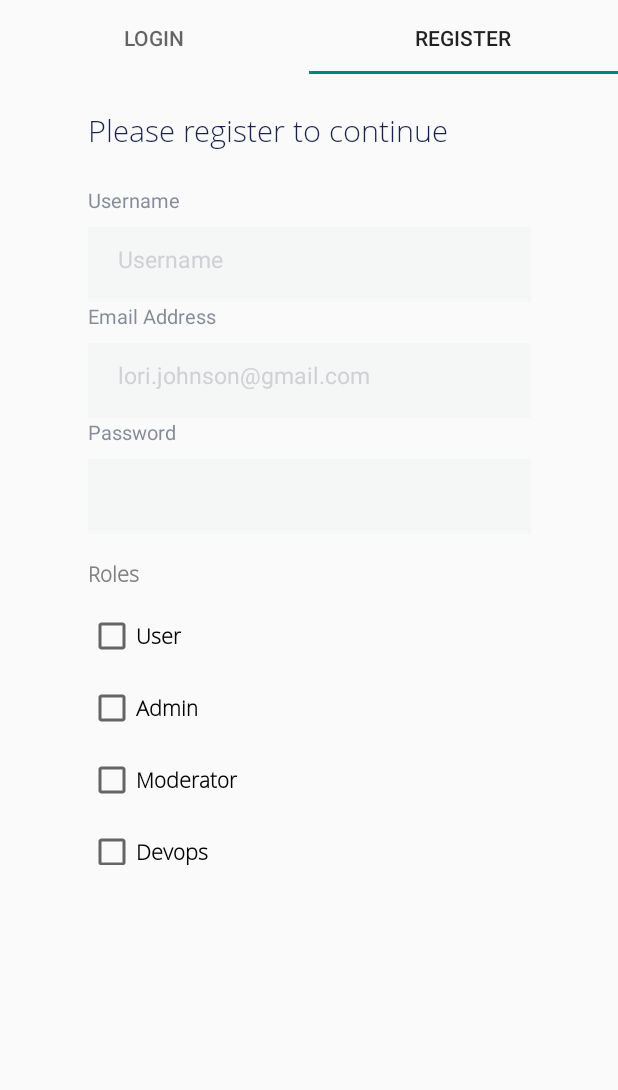
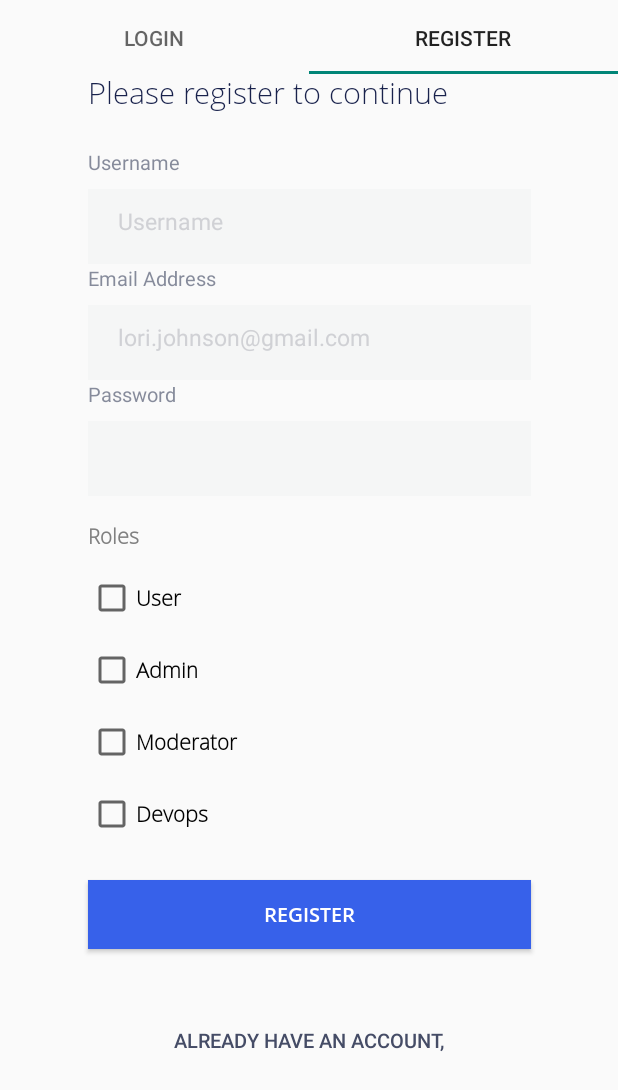
Before and after one commit to ahmed-zekri/android_mvvm_best_pratices, an Android app: the screen it shows after launch (AuthenticationActivity), tab 2 chosen, on a phone screen of 412 x 824 dp. Shown: the top 1090 px of the screen. Run offline under Robolectric (Android 15) with nearby library versions, the phone set to English and light mode, and no system bars; our stand-ins replace Dagger/Hilt's generated code, data binding; 4 statements that could not run were skipped.

Commit message:
Register completed without regex

```diff
--- a/app/src/main/AndroidManifest.xml
+++ b/app/src/main/AndroidManifest.xml
@@ -11,10 +11,10 @@
         android:allowBackup="false"
         android:icon="@mipmap/ic_launcher"
         android:label="@string/app_name"
-        android:networkSecurityConfig="@xml/network_security_config"
         android:roundIcon="@mipmap/ic_launcher_round"
         android:supportsRtl="true"
-        android:theme="@style/Theme.Design.Light.NoActionBar">
+        android:theme="@style/Theme.Design.Light.NoActionBar"
+        android:usesCleartextTraffic="true">
         <activity
             android:name=".ui.component.authentication.activity.AuthenticationActivity"
             android:exported="true">
--- a/app/src/main/java/com/example/android_mvvm_best_pratices/Constants.kt
+++ b/app/src/main/java/com/example/android_mvvm_best_pratices/Constants.kt
@@ -2,6 +2,7 @@ package com.example.android_mvvm_best_pratices
 
 const val SPLASH_DELAY = 3000
 const val BASE_URL = "https://social-media-spring-boot-back.herokuapp.com/api/"
+const val TEST_BASE_URL = "http://192.168.43.213:8080/api/"
 const val NO_INTERNET_CONNECTION_ERROR = "Error communicating with server"
 const val ERROR_DELIMITER = ";;"
 const val TAB_COUNT = 2
--- a/app/src/main/java/com/example/android_mvvm_best_pratices/data/dto/authentication/RegisterRequest.kt
+++ b/app/src/main/java/com/example/android_mvvm_best_pratices/data/dto/authentication/RegisterRequest.kt
@@ -10,7 +10,7 @@ data class RegisterRequest(
     var email: String = "",
 
 
-    var role: Int = 0,
+    var roles: List<String> = listOf(),
 
 
     )
--- a/app/src/main/java/com/example/android_mvvm_best_pratices/data/remote/ServiceGenerator.kt
+++ b/app/src/main/java/com/example/android_mvvm_best_pratices/data/remote/ServiceGenerator.kt
@@ -2,6 +2,7 @@ package com.example.android_mvvm_best_pratices.data.remote
 
 import com.example.android_mvvm_best_pratices.BASE_URL
 import com.example.android_mvvm_best_pratices.BuildConfig
+import com.example.android_mvvm_best_pratices.TEST_BASE_URL
 import com.example.android_mvvm_best_pratices.data.remote.moshiFactories.MyStandardJsonAdapters
 import com.squareup.moshi.Moshi
 import com.task.data.remote.moshiFactories.MyKotlinJsonAdapterFactory
@@ -52,7 +53,7 @@ class ServiceGenerator @Inject constructor() {
         okHttpBuilder.readTimeout(timeoutRead.toLong(), TimeUnit.SECONDS)
         val client = okHttpBuilder.build()
         retrofit = Retrofit.Builder()
-            .baseUrl(BASE_URL).client(client)
+            .baseUrl(TEST_BASE_URL).client(client)
             .addConverterFactory(MoshiConverterFactory.create(getMoshi()))
             .build()
     }
--- a/app/src/main/java/com/example/android_mvvm_best_pratices/ui/component/authentication/fragment/register/RegisterFragment.kt
+++ b/app/src/main/java/com/example/android_mvvm_best_pratices/ui/component/authentication/fragment/register/RegisterFragment.kt
@@ -6,6 +6,7 @@ import android.view.LayoutInflater
 import android.view.View
 import android.widget.AdapterView
 import android.widget.ArrayAdapter
+import android.widget.CompoundButton
 import android.widget.TextView
 import androidx.core.content.res.ResourcesCompat
 import androidx.fragment.app.viewModels
@@ -22,6 +23,8 @@ class RegisterFragment : BaseFragment() {
     private lateinit var binding: FragmentRegisterBinding
 
     private val viewModel: RegisterViewModel by viewModels()
+
+
 
 
     override fun observeViewModel() {
--- a/app/src/main/java/com/example/android_mvvm_best_pratices/ui/component/authentication/fragment/register/RegisterViewModel.kt
+++ b/app/src/main/java/com/example/android_mvvm_best_pratices/ui/component/authentication/fragment/register/RegisterViewModel.kt
@@ -1,5 +1,6 @@
 package com.example.android_mvvm_best_pratices.ui.component.authentication.fragment.register
 
+import android.widget.CompoundButton
 import androidx.lifecycle.MutableLiveData
 import androidx.lifecycle.viewModelScope
 import com.example.android_mvvm_best_pratices.data.DataRepository
@@ -20,6 +21,17 @@ class RegisterViewModel @Inject constructor(private val dataRepository: DataRepo
     private var attempted = false
     val registerRequest = RegisterRequest()
     val registerStatus = MutableLiveData<Resource<User>>()
+
+
+    val checkBoxCheckedStateListener =
+        CompoundButton.OnCheckedChangeListener { p0, p1 ->
+
+            if (p1)
+
+                registerRequest.roles += p0.text.toString()
+            else if (registerRequest.roles.contains(p0.text.toString()))
+                registerRequest.roles -= p0.text.toString()
+        }
 
 
     init {
--- a/app/src/main/res/layout/activity_authentication.xml
+++ b/app/src/main/res/layout/activity_authentication.xml
@@ -5,6 +5,17 @@
     android:layout_width="match_parent"
     android:layout_height="match_parent"
     tools:context=".ui.component.authentication.activity.AuthenticationActivity">
+
+
+    <androidx.viewpager2.widget.ViewPager2
+        android:id="@+id/viewPager2"
+        android:layout_width="match_parent"
+        android:layout_height="match_parent"
+        android:layout_marginStart="1dp"
+        android:layout_marginEnd="1dp"
+        app:layout_constraintEnd_toEndOf="parent"
+        app:layout_constraintStart_toStartOf="parent"
+        app:layout_constraintTop_toBottomOf="@+id/tabLayout" />
 
     <com.google.android.material.tabs.TabLayout
         android:id="@+id/tabLayout"
@@ -16,14 +27,4 @@
         app:layout_constraintEnd_toEndOf="parent"
         app:layout_constraintStart_toStartOf="parent"
         app:layout_constraintTop_toTopOf="parent" />
-
-    <androidx.viewpager2.widget.ViewPager2
-        android:id="@+id/viewPager2"
-        android:layout_width="match_parent"
-        android:layout_height="wrap_content"
-        android:layout_marginStart="1dp"
-        android:layout_marginEnd="1dp"
-        app:layout_constraintEnd_toEndOf="parent"
-        app:layout_constraintStart_toStartOf="parent"
-        app:layout_constraintTop_toBottomOf="@+id/tabLayout" />
 </androidx.constraintlayout.widget.ConstraintLayout>
--- a/app/src/main/res/layout/fragment_register.xml
+++ b/app/src/main/res/layout/fragment_register.xml
@@ -59,18 +59,17 @@
             android:layout_width="295dp"
             android:layout_height="wrap_content"
 
+            android:layout_marginTop="48dp"
             android:fontFamily="@font/font_opensans_light"
             android:gravity="start"
             android:lineSpacingMultiplier="1.5"
             android:text="@string/register_to_continue"
             android:textColor="#19224C"
             android:textSize="20sp"
-         android:layout_marginTop="24dp"
             app:layout_constraintLeft_toLeftOf="parent"
             app:layout_constraintRight_toRightOf="parent"
 
-            app:layout_constraintTop_toTopOf="parent"
-         />
+            app:layout_constraintTop_toTopOf="parent" />
 
         <androidx.constraintlayout.widget.ConstraintLayout
             android:id="@+id/inputs_constraint_layout"
@@ -281,6 +280,7 @@
                 android:layout_width="0dp"
                 android:layout_height="wrap_content"
                 android:layout_marginTop="16dp"
+                android:onCheckedChanged="@{loginViewModel.checkBoxCheckedStateListener}"
                 android:text="@string/user_role"
                 android:theme="@style/SpinnerTheme"
                 app:layout_constraintEnd_toEndOf="parent"
@@ -292,6 +292,7 @@
                 android:layout_width="0dp"
                 android:layout_height="wrap_content"
                 android:layout_marginTop="16dp"
+                android:onCheckedChanged="@{loginViewModel.checkBoxCheckedStateListener}"
                 android:text="@string/admin_role"
                 android:theme="@style/SpinnerTheme"
                 app:layout_constraintEnd_toEndOf="parent"
@@ -303,6 +304,7 @@
                 android:layout_width="0dp"
                 android:layout_height="wrap_content"
                 android:layout_marginTop="16dp"
+                android:onCheckedChanged="@{loginViewModel.checkBoxCheckedStateListener}"
                 android:text="@string/moderator_role"
                 android:theme="@style/SpinnerTheme"
                 app:layout_constraintEnd_toEndOf="parent"
@@ -314,6 +316,7 @@
                 android:layout_width="0dp"
                 android:layout_height="wrap_content"
                 android:layout_marginTop="16dp"
+                android:onCheckedChanged="@{loginViewModel.checkBoxCheckedStateListener}"
                 android:text="@string/devops_role"
                 android:theme="@style/SpinnerTheme"
                 app:layout_constraintEnd_toEndOf="parent"
```
